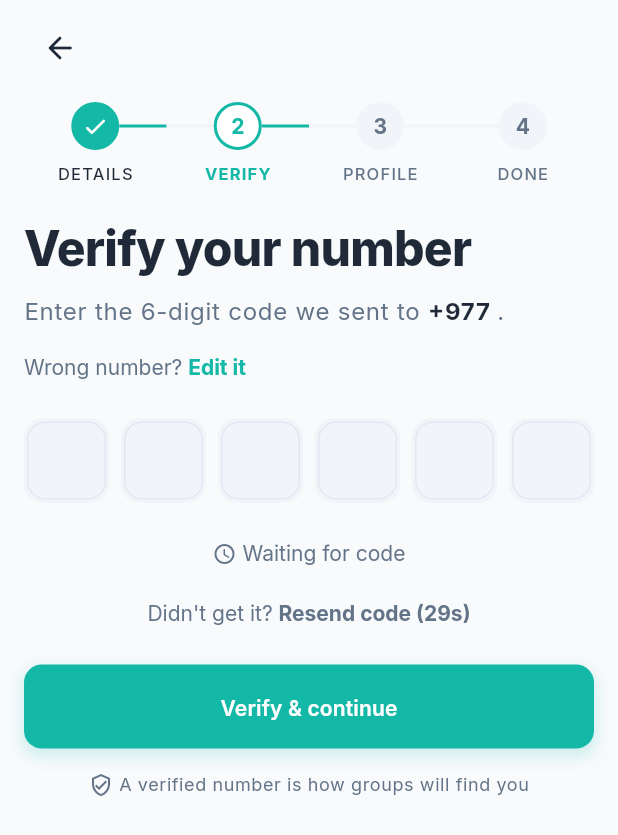
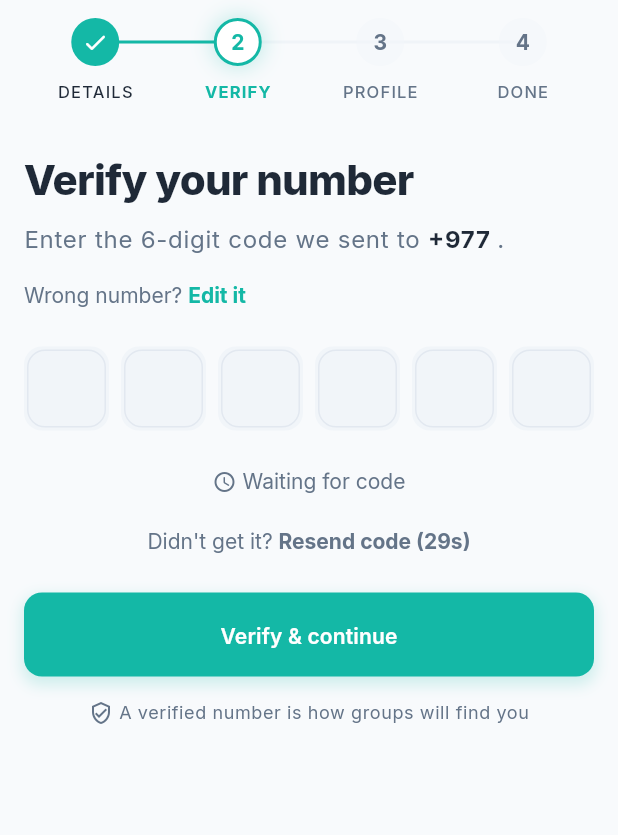
Before and after one commit to ishankanaujiya/smart_bill_manager_app, a Flutter app: the RegistrationVerifyScreen screen opened directly with empty values, on a phone screen of 412 x 824 dp. Shown: the top 835 px of the screen. Run offline on Flutter 3.47's test engine with Material 3 defaults, Android fonts, the phone set to English and light mode, and no system bars; our stand-ins replace country_picker, flutter_svg.

Commit message:
feat(auth): polish registration flow UI and propagate user data

```diff
--- a/lib/features/auth/presentation/view/registration_details_screen.dart
+++ b/lib/features/auth/presentation/view/registration_details_screen.dart
@@ -193,6 +193,7 @@ class _RegistrationDetailsScreenState extends State<RegistrationDetailsScreen>
     Navigator.of(context).push(
       MaterialPageRoute<void>(
         builder: (_) => RegistrationVerifyScreen(
+          fullName: _nameController.text.trim(),
           phoneNumber: _phoneController.text.trim(),
         ),
       ),
@@ -215,20 +216,6 @@ class _RegistrationDetailsScreenState extends State<RegistrationDetailsScreen>
                   padding: AppSpacing.screenPadding,
                   sliver: SliverList(
                     delegate: SliverChildListDelegate([
-                      const SizedBox(height: AppSpacing.sm),
-
-                      // Back button
-                      Align(
-                        alignment: Alignment.centerLeft,
-                        child: IconButton(
-                          onPressed: () => Navigator.of(context).pop(),
-                          icon: const Icon(Icons.arrow_back_rounded),
-                          style: IconButton.styleFrom(
-                            foregroundColor: colorScheme.onSurface,
-                          ),
-                        ),
-                      ),
-
                       const SizedBox(height: AppSpacing.md),
 
                       // Step indicator
@@ -241,9 +228,10 @@ class _RegistrationDetailsScreenState extends State<RegistrationDetailsScreen>
                         animation: _entranceController,
                         title: 'Split bills, not friendships',
                         subtitle: 'Create an account to start tracking group expenses.',
+                        isRegistration: true,
                       ),
 
-                      const SizedBox(height: AppSpacing.xl),
+                      const SizedBox(height: AppSpacing.xxl),
 
                       // Form
                       SlideTransition(
@@ -829,12 +817,14 @@ class _TermsCheckbox extends StatelessWidget {
                 text: 'I agree to the ',
                 style: AppTextStyles.bodyMedium.copyWith(
                   color: colorScheme.onSurface,
+                  fontSize: 13,
                 ),
                 children: [
                   TextSpan(
                     text: 'Terms of Service',
                     style: AppTextStyles.bodyMedium.copyWith(
                       color: colorScheme.primary,
+                      fontSize: 13,
                       fontWeight: FontWeight.w700,
                     ),
                   ),
@@ -843,6 +833,7 @@ class _TermsCheckbox extends StatelessWidget {
                     text: 'Privacy Policy',
                     style: AppTextStyles.bodyMedium.copyWith(
                       color: colorScheme.primary,
+                      fontSize: 13,
                       fontWeight: FontWeight.w700,
                     ),
                   ),
--- a/lib/features/auth/presentation/view/registration_done_screen.dart
+++ b/lib/features/auth/presentation/view/registration_done_screen.dart
@@ -11,7 +11,14 @@ import '../widget/registration_step_indicator.dart';
 /// Shows a large success checkmark, a verified phone number card, and
 /// primary/secondary actions to either create a group or go to the dashboard.
 class RegistrationDoneScreen extends StatefulWidget {
-  const RegistrationDoneScreen({super.key});
+  const RegistrationDoneScreen({
+    super.key,
+    required this.fullName,
+    required this.phoneNumber,
+  });
+
+  final String fullName;
+  final String phoneNumber;
 
   @override
   State<RegistrationDoneScreen> createState() => _RegistrationDoneScreenState();
@@ -126,10 +133,11 @@ class _RegistrationDoneScreenState extends State<RegistrationDoneScreen>
 
                               // Title
                               Text(
-                                "You're all set, Sujata",
+                                "You're all set, ${widget.fullName}",
                                 textAlign: TextAlign.center,
                                 style: AppTextStyles.headlineLarge.copyWith(
                                   color: colorScheme.onSurface,
+                                  fontSize: 29,
                                   fontWeight: FontWeight.w800,
                                   height: 1.1,
                                 ),
@@ -150,7 +158,7 @@ class _RegistrationDoneScreenState extends State<RegistrationDoneScreen>
 
                               // Verified phone card
                               _VerifiedPhoneCard(
-                                phoneNumber: '+977 98XXXXXXXX',
+                                phoneNumber: widget.phoneNumber,
                               ),
 
                               const SizedBox(height: AppSpacing.xxxl),
--- a/lib/features/auth/presentation/view/registration_profile_screen.dart
+++ b/lib/features/auth/presentation/view/registration_profile_screen.dart
@@ -13,7 +13,14 @@ import 'registration_done_screen.dart';
 /// Allows picking an avatar colour, optionally uploading a photo, and setting
 /// a display name that will be shown to other group members.
 class RegistrationProfileScreen extends StatefulWidget {
-  const RegistrationProfileScreen({super.key});
+  const RegistrationProfileScreen({
+    super.key,
+    required this.fullName,
+    required this.phoneNumber,
+  });
+
+  final String fullName;
+  final String phoneNumber;
 
   @override
   State<RegistrationProfileScreen> createState() =>
@@ -57,7 +64,7 @@ class _RegistrationProfileScreenState extends State<RegistrationProfileScreen>
       ),
     );
 
-    _displayNameController.text = 'Sujata Rai';
+    _displayNameController.text = widget.fullName;
 
     _startEntrance();
   }
@@ -98,7 +105,12 @@ class _RegistrationProfileScreenState extends State<RegistrationProfileScreen>
 
     Navigator.of(context).push(
       MaterialPageRoute<void>(
-        builder: (_) => const RegistrationDoneScreen(),
+        builder: (_) => RegistrationDoneScreen(
+          fullName: _displayNameController.text.trim().isEmpty
+              ? widget.fullName
+              : _displayNameController.text.trim(),
+          phoneNumber: widget.phoneNumber,
+        ),
       ),
     );
   }
@@ -119,20 +131,6 @@ class _RegistrationProfileScreenState extends State<RegistrationProfileScreen>
                   padding: AppSpacing.screenPadding,
                   sliver: SliverList(
                     delegate: SliverChildListDelegate([
-                      const SizedBox(height: AppSpacing.sm),
-
-                      // Back button
-                      Align(
-                        alignment: Alignment.centerLeft,
-                        child: IconButton(
-                          onPressed: () => Navigator.of(context).pop(),
-                          icon: const Icon(Icons.arrow_back_rounded),
-                          style: IconButton.styleFrom(
-                            foregroundColor: colorScheme.onSurface,
-                          ),
-                        ),
-                      ),
-
                       const SizedBox(height: AppSpacing.md),
 
                       // Step indicator
--- a/lib/features/auth/presentation/view/registration_verify_screen.dart
+++ b/lib/features/auth/presentation/view/registration_verify_screen.dart
@@ -17,9 +17,11 @@ import 'registration_profile_screen.dart';
 class RegistrationVerifyScreen extends StatefulWidget {
   const RegistrationVerifyScreen({
     super.key,
+    required this.fullName,
     required this.phoneNumber,
   });
 
+  final String fullName;
   final String phoneNumber;
 
   @override
@@ -173,7 +175,10 @@ class _RegistrationVerifyScreenState extends State<RegistrationVerifyScreen>
 
     Navigator.of(context).push(
       MaterialPageRoute<void>(
-        builder: (_) => const RegistrationProfileScreen(),
+        builder: (_) => RegistrationProfileScreen(
+          fullName: widget.fullName,
+          phoneNumber: widget.phoneNumber,
+        ),
       ),
     );
   }
@@ -193,26 +198,12 @@ class _RegistrationVerifyScreenState extends State<RegistrationVerifyScreen>
                   padding: AppSpacing.screenPadding,
                   sliver: SliverList(
                     delegate: SliverChildListDelegate([
-                      const SizedBox(height: AppSpacing.sm),
-
-                      // Back button
-                      Align(
-                        alignment: Alignment.centerLeft,
-                        child: IconButton(
-                          onPressed: () => Navigator.of(context).pop(),
-                          icon: const Icon(Icons.arrow_back_rounded),
-                          style: IconButton.styleFrom(
-                            foregroundColor: colorScheme.onSurface,
-                          ),
-                        ),
-                      ),
-
                       const SizedBox(height: AppSpacing.md),
 
                       // Step indicator
                       const RegistrationStepIndicator(currentStep: 1),
 
-                      const SizedBox(height: AppSpacing.xxl),
+                      const SizedBox(height: AppSpacing.xxxl),
 
                       // Content
                       SlideTransition(
@@ -226,6 +217,7 @@ class _RegistrationVerifyScreenState extends State<RegistrationVerifyScreen>
                                 'Verify your number',
                                 style: AppTextStyles.headlineLarge.copyWith(
                                   color: colorScheme.onSurface,
+                                  fontSize: 28,
                                   fontWeight: FontWeight.w800,
                                   height: 1.1,
                                 ),
@@ -472,19 +464,25 @@ class _OtpBox extends StatelessWidget {
                 keyboardType: TextInputType.number,
                 textInputAction: TextInputAction.next,
                 textAlign: TextAlign.center,
+                textAlignVertical: TextAlignVertical.center,
+                expands: true,
+                maxLines: null,
+                minLines: null,
+                showCursor: false,
                 inputFormatters: [FilteringTextInputFormatter.digitsOnly],
                 maxLength: 1,
                 onChanged: onChanged,
-                decoration: InputDecoration(
+                decoration: const InputDecoration(
                   counterText: '',
                   border: InputBorder.none,
-                  contentPadding: const EdgeInsets.symmetric(
-                    vertical: AppSpacing.lg,
-                  ),
+                  contentPadding: EdgeInsets.zero,
+                  isDense: true,
+                  isCollapsed: true,
                 ),
                 style: AppTextStyles.headlineMedium.copyWith(
                   color: colorScheme.onSurface,
                   fontWeight: FontWeight.w700,
+                  height: 1,
                 ),
               ),
             ),
--- a/lib/features/auth/presentation/widget/auth_header.dart
+++ b/lib/features/auth/presentation/widget/auth_header.dart
@@ -24,11 +24,13 @@ class AuthHeader extends StatefulWidget {
     required this.animation,
     required this.title,
     this.subtitle,
+    this.isRegistration = false,
   });
 
   final Animation<double> animation;
   final String title;
   final String? subtitle;
+  final bool isRegistration;
 
   @override
   State<AuthHeader> createState() => _AuthHeaderState();
@@ -183,7 +185,7 @@ class _AuthHeaderState extends State<AuthHeader>
                     widget.title,
                     style: AppTextStyles.headlineLarge.copyWith(
                       color: colorScheme.onSurface,
-                      fontSize: 30,
+                      fontSize: widget.isRegistration ? 24 : 30,
                       fontWeight: FontWeight.w800,
                       height: 1.1,
                     ),
@@ -203,9 +205,10 @@ class _AuthHeaderState extends State<AuthHeader>
                       widget.subtitle!,
                       style: AppTextStyles.bodyLarge.copyWith(
                         color: colorScheme.onSurfaceVariant,
-                        // fontSize: 13,
+                        fontSize: widget.isRegistration ? 14 : 14,
                         fontWeight: FontWeight.w500,
                       ),
+                      // textAlign: TextAlign.justify,
                     ),
                   ),
                 ],
--- a/lib/features/auth/presentation/widget/registration_step_indicator.dart
+++ b/lib/features/auth/presentation/widget/registration_step_indicator.dart
@@ -4,9 +4,12 @@ import '../../../../app/theme/design_system.dart';
 
 /// Horizontal step indicator for the 4-step registration flow.
 ///
-/// Steps: Details → Verify → Profile → Done.
+/// Steps: Details -> Verify -> Profile -> Done.
 /// The active step is highlighted with the primary colour and a ring.
 /// Completed previous steps show a checkmark. Future steps are muted.
+///
+/// Connector lines are drawn behind the circles in a [Stack] so they always
+/// meet the circle edges precisely, regardless of label widths.
 class RegistrationStepIndicator extends StatelessWidget {
   const RegistrationStepIndicator({
     super.key,
@@ -17,134 +20,278 @@ class RegistrationStepIndicator extends StatelessWidget {
   final int currentStep;
 
   static const List<String> _labels = ['DETAILS', 'VERIFY', 'PROFILE', 'DONE'];
+  static const double _circleSize = 32;
+  static const double _lineThickness = 2;
 
   @override
   Widget build(BuildContext context) {
     final colorScheme = Theme.of(context).colorScheme;
 
-    return Row(
-      mainAxisAlignment: MainAxisAlignment.spaceBetween,
+    return SizedBox(
+      height: _circleSize + 28, // circle + gap + label
+      child: LayoutBuilder(
+        builder: (context, constraints) {
+          final width = constraints.maxWidth;
+          // Each step occupies an equal slice. The circle sits at the
+          // horizontal centre of each slice, so connector lines run between
+          // consecutive circle centres.
+          final sliceWidth = width / _labels.length;
+          final circleCentres = [
+            for (var i = 0; i < _labels.length; i++) sliceWidth * (i + 0.5),
+          ];
+
+          return Stack(
             children: [
-        for (var i = 0; i < _labels.length; i++) ...[
-          _Step(
+              // --- Connector lines (drawn behind circles) ---
+              for (var i = 0; i < _labels.length - 1; i++)
+                _AnimatedConnector(
+                  start: Offset(circleCentres[i], _circleSize / 2),
+                  end: Offset(circleCentres[i + 1], _circleSize / 2),
+                  thickness: _lineThickness,
+                  // A connector is "filled" once the step it leads from is
+                  // completed (i.e. we've moved past it).
+                  filled: i < currentStep,
+                  activeColor: colorScheme.primary,
+                  inactiveColor:
+                      colorScheme.outlineVariant.withValues(alpha: 0.35),
+                ),
+
+              // --- Circles + labels ---
+              Row(
+                children: [
+                  for (var i = 0; i < _labels.length; i++)
+                    Expanded(
+                      child: Column(
+                        mainAxisSize: MainAxisSize.min,
+                        children: [
+                          _AnimatedCircle(
                             index: i,
+                            isActive: i == currentStep,
+                            isCompleted: i < currentStep,
+                            circleSize: _circleSize,
+                            colorScheme: colorScheme,
+                          ),
+                          const SizedBox(height: AppSpacing.sm),
+                          _AnimatedLabel(
                             label: _labels[i],
                             isActive: i == currentStep,
                             isCompleted: i < currentStep,
-            isLast: i == _labels.length - 1,
                             colorScheme: colorScheme,
                           ),
                         ],
+                      ),
+                    ),
                 ],
+              ),
+            ],
+          );
+        },
+      ),
     );
   }
 }
 
-class _Step extends StatelessWidget {
-  const _Step({
+/// Animated connector line between two steps.
+class _AnimatedConnector extends StatelessWidget {
+  const _AnimatedConnector({
+    required this.start,
+    required this.end,
+    required this.thickness,
+    required this.filled,
+    required this.activeColor,
+    required this.inactiveColor,
+  });
+
+  final Offset start;
+  final Offset end;
+  final double thickness;
+  final bool filled;
+  final Color activeColor;
+  final Color inactiveColor;
+
+  @override
+  Widget build(BuildContext context) {
+    return TweenAnimationBuilder<double>(
+      tween: Tween(begin: 0, end: filled ? 1 : 0),
+      duration: const Duration(milliseconds: 450),
+      curve: Curves.easeInOut,
+      builder: (context, progress, _) {
+        // Draw the full inactive track, then overlay an animated active
+        // segment that grows from the start toward the end.
+        final activeEnd = Offset(
+          start.dx + (end.dx - start.dx) * progress,
+          end.dy,
+        );
+
+        return CustomPaint(
+          size: Size.infinite,
+          painter: _ConnectorPainter(
+            trackStart: start,
+            trackEnd: end,
+            activeStart: start,
+            activeEnd: activeEnd,
+            thickness: thickness,
+            activeColor: activeColor,
+            inactiveColor: inactiveColor,
+          ),
+        );
+      },
+    );
+  }
+}
+
+class _ConnectorPainter extends CustomPainter {
+  _ConnectorPainter({
+    required this.trackStart,
+    required this.trackEnd,
+    required this.activeStart,
+    required this.activeEnd,
+    required this.thickness,
+    required this.activeColor,
+    required this.inactiveColor,
+  });
+
+  final Offset trackStart;
+  final Offset trackEnd;
+  final Offset activeStart;
+  final Offset activeEnd;
+  final double thickness;
+  final Color activeColor;
+  final Color inactiveColor;
+
+  @override
+  void paint(Canvas canvas, Size size) {
+    final trackPaint = Paint()
+      ..color = inactiveColor
+      ..strokeWidth = thickness
+      ..strokeCap = StrokeCap.round;
+    canvas.drawLine(trackStart, trackEnd, trackPaint);
+
+    if (activeEnd.dx > activeStart.dx + 0.5) {
+      final activePaint = Paint()
+        ..color = activeColor
+        ..strokeWidth = thickness
+        ..strokeCap = StrokeCap.round;
+      canvas.drawLine(activeStart, activeEnd, activePaint);
+    }
+  }
+
+  @override
+  bool shouldRepaint(_ConnectorPainter oldDelegate) =>
+      oldDelegate.activeEnd != activeEnd ||
+      oldDelegate.activeColor != activeColor ||
+      oldDelegate.inactiveColor != inactiveColor;
+}
+
+/// Animated step circle with a subtle scale pop on state change.
+class _AnimatedCircle extends StatelessWidget {
+  const _AnimatedCircle({
     required this.index,
-    required this.label,
     required this.isActive,
     required this.isCompleted,
-    required this.isLast,
+    required this.circleSize,
     required this.colorScheme,
   });
 
   final int index;
-  final String label;
   final bool isActive;
   final bool isCompleted;
-  final bool isLast;
+  final double circleSize;
   final ColorScheme colorScheme;
 
   @override
   Widget build(BuildContext context) {
-    final stepColor = isActive || isCompleted
+    final filled = isActive || isCompleted;
+    final bg = filled
         ? colorScheme.primary
-        : colorScheme.surfaceContainerHighest;
-    final stepContentColor = isActive || isCompleted
+        : colorScheme.surfaceContainerHighest.withValues(alpha: 0.5);
+    final content = filled
         ? colorScheme.onPrimary
         : colorScheme.onSurfaceVariant;
-    final labelColor = isActive
-        ? colorScheme.primary
-        : (isCompleted ? colorScheme.onSurface : colorScheme.onSurfaceVariant);
 
-    return Expanded(
-      child: Column(
-        mainAxisSize: MainAxisSize.min,
-        children: [
-          Row(
-            children: [
-              // Connector line on the left (except for first step)
-              if (index > 0)
-                Expanded(
-                  child: Container(
-                    height: 2,
-                    color: isCompleted
-                        ? colorScheme.primary
-                        : colorScheme.outlineVariant.withValues(alpha: 0.3),
-                  ),
-                )
-              else
-                const Expanded(child: SizedBox()),
-              // Step circle
-              AnimatedContainer(
-                duration: const Duration(milliseconds: 300),
-                width: 32,
-                height: 32,
+    return TweenAnimationBuilder<double>(
+      tween: Tween(begin: 0.85, end: 1),
+      duration: const Duration(milliseconds: 350),
+      curve: Curves.easeOutBack,
+      builder: (context, scale, child) => Transform.scale(scale: scale, child: child),
+      child: AnimatedContainer(
+        duration: const Duration(milliseconds: 350),
+        curve: Curves.easeInOut,
+        width: circleSize,
+        height: circleSize,
         decoration: BoxDecoration(
-                  color: isActive && !isCompleted
-                      ? colorScheme.surface
-                      : stepColor,
+          color: isActive && !isCompleted ? colorScheme.surface : bg,
           shape: BoxShape.circle,
           border: isActive && !isCompleted
               ? Border.all(color: colorScheme.primary, width: 2)
               : null,
+          boxShadow: [
+            if (isActive && !isCompleted)
+              BoxShadow(
+                color: colorScheme.primary.withValues(alpha: 0.25),
+                blurRadius: 12,
+                spreadRadius: 1,
+              ),
+          ],
         ),
         child: Center(
+          child: AnimatedSwitcher(
+            duration: const Duration(milliseconds: 250),
+            transitionBuilder: (child, anim) => ScaleTransition(scale: anim, child: child),
             child: isCompleted
                 ? Icon(
                     Icons.check_rounded,
+                    key: const ValueKey('check'),
                     size: 18,
-                          color: stepContentColor,
+                    color: content,
                   )
                 : Text(
                     '${index + 1}',
+                    key: ValueKey('num$index'),
                     style: AppTextStyles.labelLarge.copyWith(
                       color: isActive && !isCompleted
                           ? colorScheme.primary
-                                : stepContentColor,
+                          : content,
                       fontWeight: FontWeight.w700,
                       height: 1,
                     ),
                   ),
           ),
         ),
-              // Connector line on the right (except for last step)
-              if (!isLast)
-                Expanded(
-                  child: Container(
-                    height: 2,
-                    color: isActive || isCompleted
-                        ? colorScheme.primary
-                        : colorScheme.outlineVariant.withValues(alpha: 0.3),
-                  ),
-                )
-              else
-                const Expanded(child: SizedBox()),
-            ],
-          ),
-          const SizedBox(height: AppSpacing.sm),
-          Text(
-            label,
-            style: AppTextStyles.labelSmall.copyWith(
-              color: labelColor,
-              fontWeight: isActive ? FontWeight.w700 : FontWeight.w500,
-              letterSpacing: 0.8,
-            ),
-          ),
-        ],
       ),
     );
   }
 }
+
+/// Animated label that fades/colours on state change.
+class _AnimatedLabel extends StatelessWidget {
+  const _AnimatedLabel({
+    required this.label,
+    required this.isActive,
+    required this.isCompleted,
+    required this.colorScheme,
+  });
+
+  final String label;
+  final bool isActive;
+  final bool isCompleted;
+  final ColorScheme colorScheme;
+
+  @override
+  Widget build(BuildContext context) {
+    final color = isActive
+        ? colorScheme.primary
+        : (isCompleted ? colorScheme.onSurface : colorScheme.onSurfaceVariant);
+
+    return AnimatedDefaultTextStyle(
+      duration: const Duration(milliseconds: 300),
+      curve: Curves.easeInOut,
+      style: AppTextStyles.labelSmall.copyWith(
+        color: color,
+        fontWeight: isActive ? FontWeight.w700 : FontWeight.w500,
+        letterSpacing: 0.8,
+      ),
+      child: Text(label),
+    );
+  }
+}
```
Also changed, not shown: 1 other file. Lines whose indentation alone changed are shown as unchanged.
